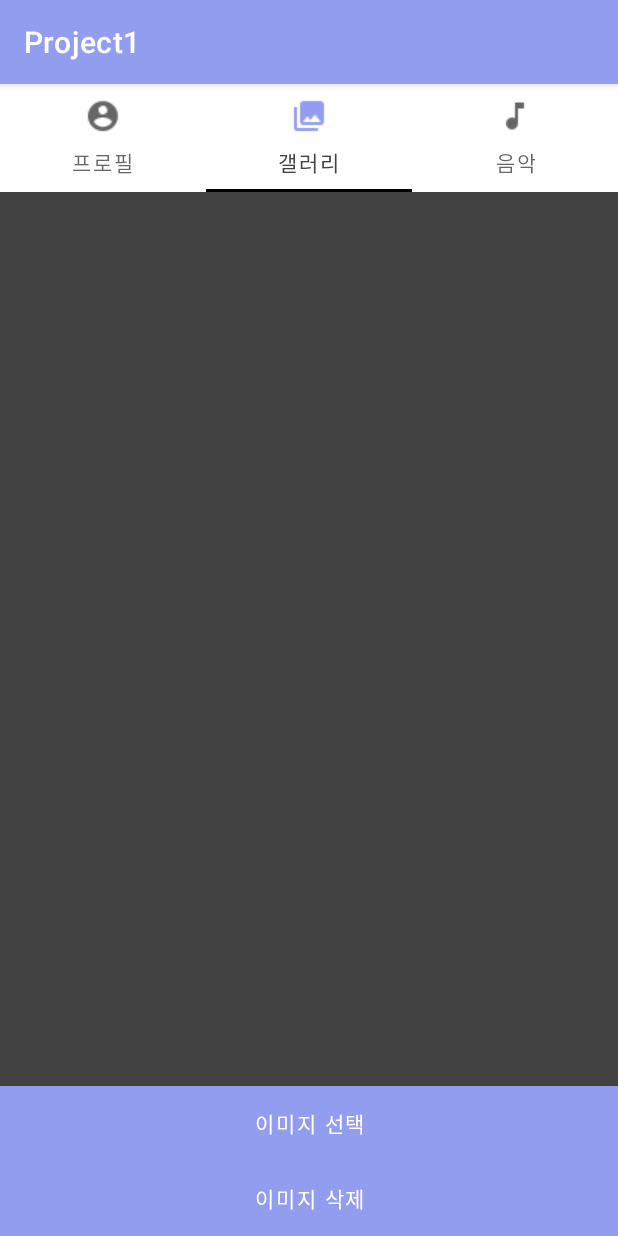
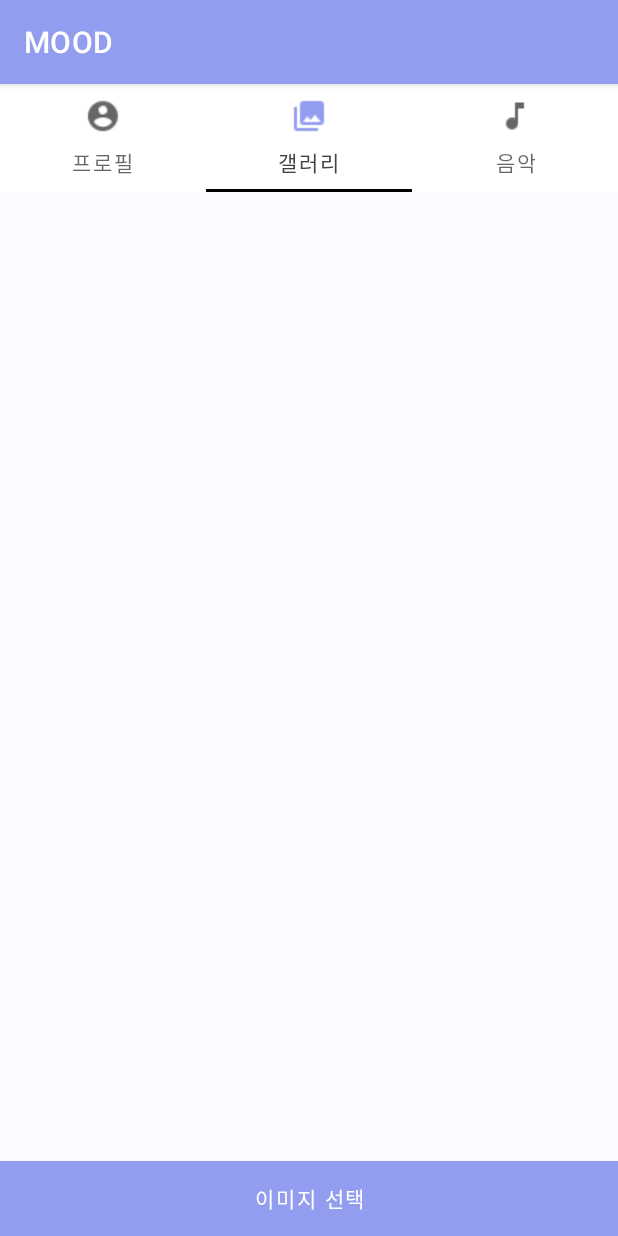
Before and after one commit to seungwoodev/MOOD, an Android app: the screen it shows after launch (MainActivity), tab 2 chosen, on a phone screen of 412 x 824 dp. Run offline under Robolectric (Android 15) with nearby library versions, the phone set to English and light mode, and no system bars; libraries missing offline, so code that uses them is left out: com.amulyakhare.textdrawable, com.karumi.dexter, xyz.danoz.recyclerviewfastscroller; 5 statements that could not run were skipped.

Commit message:
designed and photo view added

```diff
--- a/app/src/main/java/com/example/project1/Fragment2.java
+++ b/app/src/main/java/com/example/project1/Fragment2.java
@@ -45,8 +45,6 @@ public class Fragment2 extends Fragment{
     private static final String ARG_PARAM2 = "param2";
     private RecyclerAdapter adapter;
 
-    ArrayList<Integer> nameList;
-    ArrayList<Integer> sizeList;
 
 
     // TODO: Rename and change types of parameters
@@ -121,26 +119,26 @@ public class Fragment2 extends Fragment{
                 startActivityForResult(intent, 1);
             }
         });
-
-        Button bt2 = getView().findViewById(R.id.button2);
-        bt2.setOnClickListener(new View.OnClickListener() {
-            @Override
-            public void onClick(View view) {
-                // TODO : click event
-                try {
-                    File file = getActivity().getCacheDir();  // 내부저장소 캐시 경로를 받아오기
-                    File[] flist = file.listFiles();
-                    for (int i = 0; i < flist.length; i++) {    // 배열의 크기만큼 반복
-                        if (flist[i].getName().equals(imgName)) {   // 삭제하고자 하는 이름과 같은 파일명이 있으면 실행
-                            flist[i].delete();  // 파일 삭제
-                            Toast.makeText(getActivity().getApplicationContext(), "파일 삭제 성공", Toast.LENGTH_SHORT).show();
-                        }
-                    }
-                } catch (Exception e) {
-                    Toast.makeText(getActivity().getApplicationContext(), "파일 삭제 실패", Toast.LENGTH_SHORT).show();
-                }
-            }
-        });
+//
+//        Button bt2 = getView().findViewById(R.id.button2);
+//        bt2.setOnClickListener(new View.OnClickListener() {
+//            @Override
+//            public void onClick(View view) {
+//                // TODO : click event
+//                try {
+//                    File file = getActivity().getCacheDir();  // 내부저장소 캐시 경로를 받아오기
+//                    File[] flist = file.listFiles();
+//                    for (int i = 0; i < flist.length; i++) {    // 배열의 크기만큼 반복
+//                        if (flist[i].getName().equals(imgName)) {   // 삭제하고자 하는 이름과 같은 파일명이 있으면 실행
+//                            flist[i].delete();  // 파일 삭제
+//                            Toast.makeText(getActivity().getApplicationContext(), "파일 삭제 성공", Toast.LENGTH_SHORT).show();
+//                        }
+//                    }
+//                } catch (Exception e) {
+//                    Toast.makeText(getActivity().getApplicationContext(), "파일 삭제 실패", Toast.LENGTH_SHORT).show();
+//                }
+//            }
+//        });
 
         Log.v(TAG, "gallery process finished...");
     }
@@ -180,9 +178,9 @@ public class Fragment2 extends Fragment{
                         instream.close();   // 스트림 닫아주기
                         saveBitmapToJpeg(imgBitmap);    // 내부 저장소에 저장
 
-                        nameList.add(resolver.query(fileUri, null, null, null, null).getColumnIndex(OpenableColumns.DISPLAY_NAME));
-                        sizeList.add(resolver.query(fileUri, null, null, null, null).getColumnIndex(OpenableColumns.SIZE));
-
+//                        adapter.addName(resolver.query(fileUri, null, null, null, null).getColumnIndex(OpenableColumns.DISPLAY_NAME));
+//                        Log.d("이름 : ", String.valueOf(resolver.query(fileUri, null, null, null, null).getColumnIndex(OpenableColumns.DISPLAY_NAME)));
+//
                     }
                     Toast.makeText(getActivity().getApplicationContext(), "파일 불러오기 성공", Toast.LENGTH_SHORT).show();
                 } catch (Exception e) {
@@ -190,7 +188,6 @@ public class Fragment2 extends Fragment{
                 }
             }
         }
-        adapter.setfileandsize(nameList, sizeList);
         super.onActivityResult(requestCode, resultCode, data);
     }
 
--- a/app/src/main/res/layout/fragment_1.xml
+++ b/app/src/main/res/layout/fragment_1.xml
@@ -5,7 +5,8 @@
     android:layout_width="match_parent"
     android:layout_height="match_parent"
     android:orientation="vertical"
-    tools:context=".Fragment1">
+    tools:context=".Fragment1"
+    android:background="@color/blue_100">
 
     <!--Recycler view for displaying list of contacts-->
     <androidx.recyclerview.widget.RecyclerView
--- a/app/src/main/res/layout/fragment_2.xml
+++ b/app/src/main/res/layout/fragment_2.xml
@@ -4,7 +4,7 @@
     android:layout_width="match_parent"
     android:layout_height="match_parent"
     tools:context=".Fragment2"
-    android:background="@color/cardview_dark_background">
+    android:background="@color/blue_100">
 
     <!-- TODO: Update blank fragment layout -->
     <TextView
@@ -23,37 +23,27 @@
 
     </RelativeLayout>
 
-    <androidx.constraintlayout.widget.ConstraintLayout xmlns:android="http://schemas.android.com/apk/res/android"
+    <LinearLayout
+        xmlns:android="http://schemas.android.com/apk/res/android"
         xmlns:app="http://schemas.android.com/apk/res-auto"
         xmlns:tools="http://schemas.android.com/tools"
         android:layout_width="match_parent"
         android:layout_height="match_parent"
-        tools:context=".MainActivity">
+        tools:context=".MainActivity"
+        android:gravity="bottom">
 
-        <Button
-            android:id="@+id/button2"
-            android:layout_width="0dp"
-            android:layout_height="50dp"
-            android:background="#ffffff"
-            android:onClick="bt2"
-            android:text="이미지 삭제"
-            app:layout_constraintBottom_toBottomOf="parent"
-            app:layout_constraintEnd_toEndOf="parent"
-            app:layout_constraintStart_toStartOf="parent" />
 
         <Button
             android:id="@+id/button"
-            android:layout_width="0dp"
+            android:layout_width="match_parent"
             android:layout_height="50dp"
             android:background="#ffffff"
             android:onClick="bt1"
             android:text="이미지 선택"
-            app:layout_constraintBottom_toTopOf="@+id/button2"
             app:layout_constraintEnd_toEndOf="parent"
             app:layout_constraintStart_toStartOf="parent" />
 
 
-
-    </androidx.constraintlayout.widget.ConstraintLayout>
+    </LinearLayout>
 
 </FrameLayout>
--- a/app/src/main/res/layout/sample.xml
+++ b/app/src/main/res/layout/sample.xml
@@ -10,9 +10,5 @@
         android:layout_width="wrap_content"
         android:layout_height="wrap_content"
         android:src="@drawable/per" />
-    <TextView
-        android:id="@+id/photo_name"
-        android:layout_width="match_parent"
-        android:layout_height="match_parent"
-        android:text="photo_name"/>
+
 </LinearLayout>
--- a/app/src/main/res/values-night/themes.xml
+++ b/app/src/main/res/values-night/themes.xml
@@ -2,8 +2,8 @@
     <!-- Base application theme. -->
     <style name="Theme.Project1" parent="Theme.MaterialComponents.DayNight.DarkActionBar">
         <!-- Primary brand color. -->
-        <item name="colorPrimary">@color/purple_200</item>
-        <item name="colorPrimaryVariant">@color/purple_700</item>
+        <item name="colorPrimary">@color/blue_200</item>
+        <item name="colorPrimaryVariant">@color/blue_700</item>
         <item name="colorOnPrimary">@color/black</item>
         <!-- Secondary brand color. -->
         <item name="colorSecondary">@color/teal_200</item>
--- a/app/src/main/res/values/colors.xml
+++ b/app/src/main/res/values/colors.xml
@@ -3,9 +3,10 @@
 <!--    <color name="purple_200">#FFBB86FC</color>-->
 <!--    <color name="purple_500">#FF6200EE</color>-->
 <!--    <color name="purple_700">#FF3700B3</color>-->
-    <color name="purple_200">#d9ddff</color>
-    <color name="purple_500">#929df0</color>
-    <color name="purple_700">#273bd6</color>
+    <color name="blue_100">#fafaff</color>
+    <color name="blue_200">#d9ddff</color>
+    <color name="blue_500">#929df0</color>
+    <color name="blue_700">#273bd6</color>
     <color name="teal_200">#c9a6ff</color>
     <color name="teal_700">#5c1cbd</color>
     <color name="black">#FF000000</color>
--- a/app/src/main/res/values/strings.xml
+++ b/app/src/main/res/values/strings.xml
@@ -1,5 +1,5 @@
 <resources>
-    <string name="app_name">Project1</string>
+    <string name="app_name">MOOD</string>
     <!-- TODO: Remove or change this placeholder text -->
     <string name="hello_blank_fragment">Hello blank fragment</string>
 </resources>
--- a/app/src/main/res/values/themes.xml
+++ b/app/src/main/res/values/themes.xml
@@ -2,8 +2,8 @@
     <!-- Base application theme. -->
     <style name="Theme.Project1" parent="Theme.MaterialComponents.DayNight.DarkActionBar">
         <!-- Primary brand color. -->
-        <item name="colorPrimary">@color/purple_500</item>
-        <item name="colorPrimaryVariant">@color/purple_700</item>
+        <item name="colorPrimary">@color/blue_500</item>
+        <item name="colorPrimaryVariant">@color/blue_700</item>
         <item name="colorOnPrimary">@color/white</item>
         <!-- Secondary brand color. -->
         <item name="colorSecondary">@color/teal_200</item>
```
Also changed, not shown: app/src/main/java/com/example/project1/RecyclerAdapter.java (+6 -6 lines), app/src/main/res/layout/activity_contact_detail.xml (+4 -4 lines).
